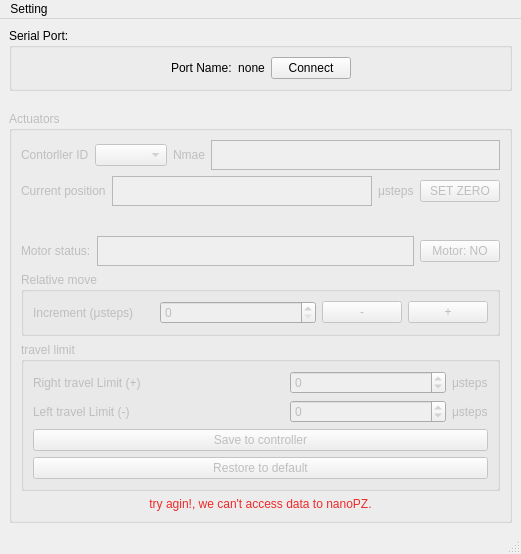
Before: the Qt Designer form mainwindow.ui in maruta01/NanoPiezoActuator, drawn with Qt 5.
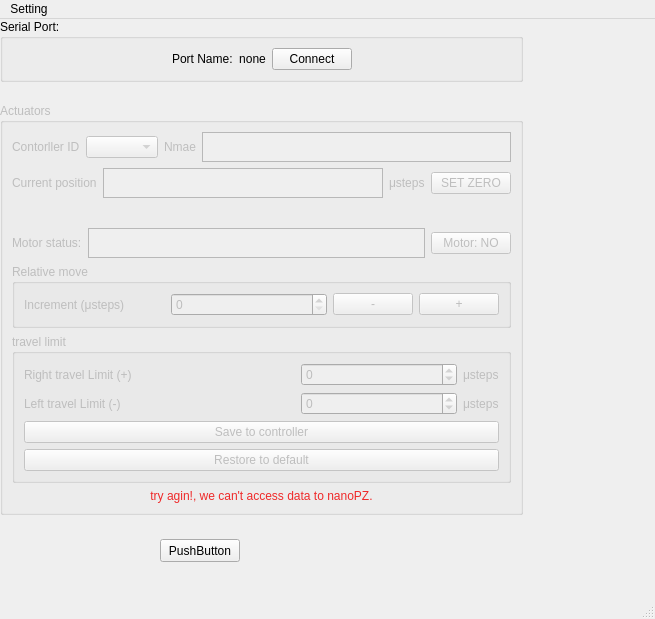
After: the same form once the commit is applied.

```diff
--- a/mainwindow.ui
+++ b/mainwindow.ui
@@ -6,16 +6,28 @@
    <rect>
     <x>0</x>
     <y>0</y>
-    <width>521</width>
-    <height>554</height>
+    <width>655</width>
+    <height>619</height>
    </rect>
   </property>
   <property name="windowTitle">
    <string>MainWindow</string>
   </property>
   <widget class="QWidget" name="centralwidget">
-   <layout class="QVBoxLayout" name="verticalLayout_6">
-    <item>
+   <widget class="QPushButton" name="pushButton">
+    <property name="geometry">
+     <rect>
+      <x>160</x>
+      <y>520</y>
+      <width>80</width>
+      <height>23</height>
+     </rect>
+    </property>
+    <property name="text">
+     <string>PushButton</string>
+    </property>
+   </widget>
+   <widget class="QWidget" name="">
      <layout class="QVBoxLayout" name="verticalLayout">
       <item>
        <widget class="QGroupBox" name="groupBox">
@@ -451,15 +463,14 @@
        </widget>
       </item>
      </layout>
-    </item>
-   </layout>
+   </widget>
   </widget>
   <widget class="QMenuBar" name="menubar">
    <property name="geometry">
     <rect>
      <x>0</x>
      <y>0</y>
-     <width>521</width>
+     <width>655</width>
      <height>20</height>
     </rect>
    </property>
```
Lines whose indentation alone changed are shown as unchanged.
